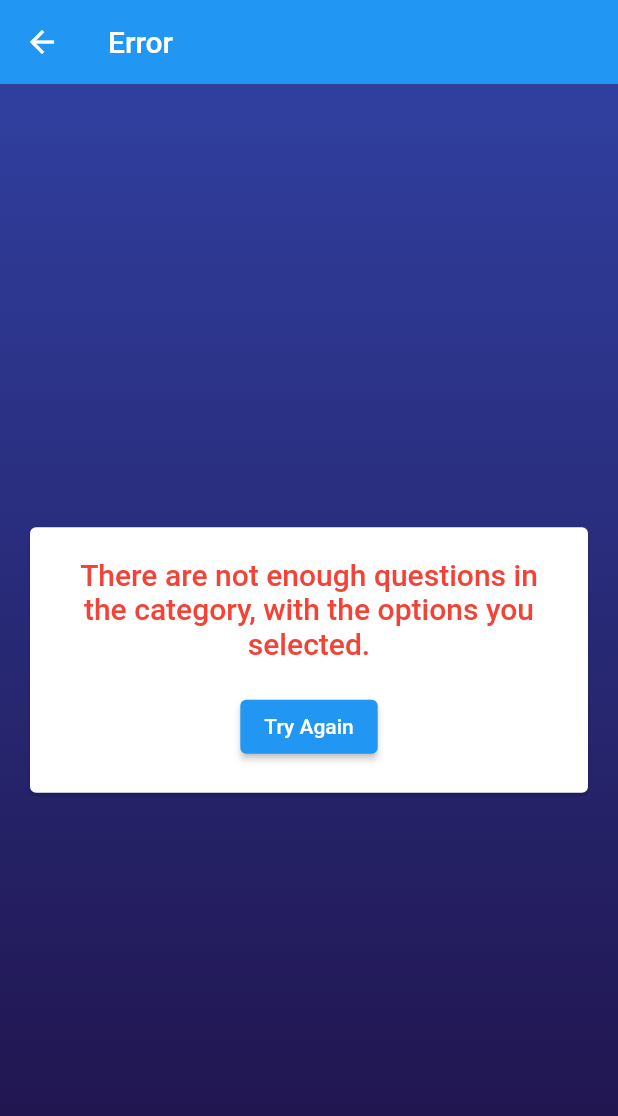
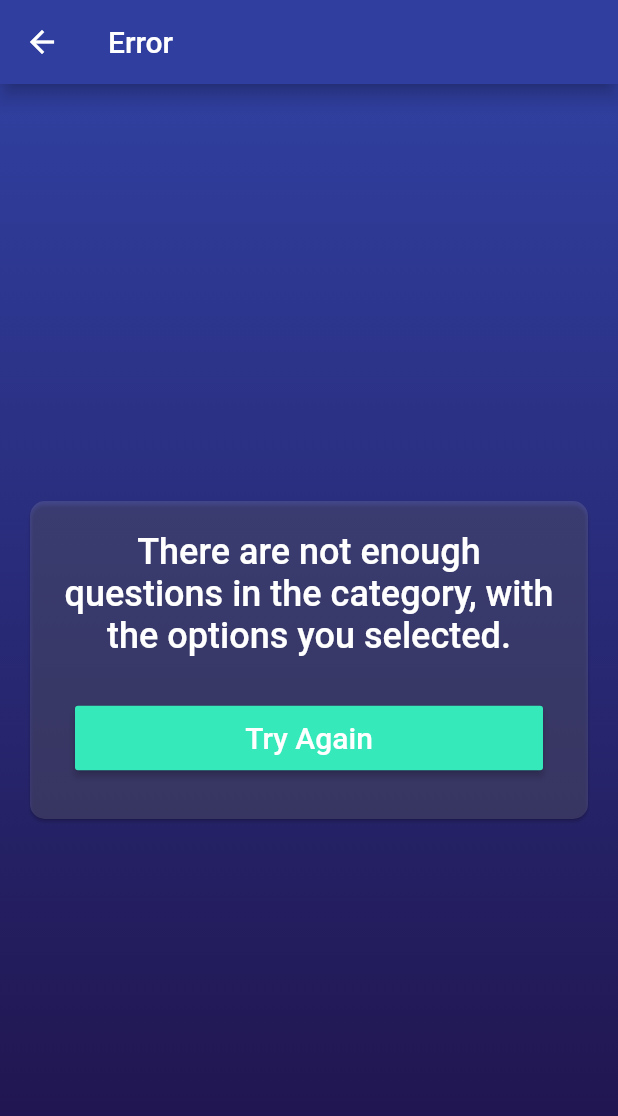
Before and after one commit to satyaroutray1/Quizapp, a Flutter app: the ErrorPage screen opened directly, on a phone screen of 412 x 824 dp. Shown: the top 1116 px of the screen. Run offline on Flutter 3.47's test engine with Material 2 defaults, Android fonts, the phone set to English and light mode, and no system bars; our stand-ins replace auto_size_text, circular_countdown_timer, double_back_to_close_app, flutter_custom_clippers, fluttertoast, font_awesome_flutter and 3 more; missing offline and left inert: loading_animations, progress_hud; project files that could hold a hidden picture were left out.

```diff
--- a/lib/view/pages/error.dart
+++ b/lib/view/pages/error.dart
@@ -1,4 +1,5 @@
 import 'package:flutter/material.dart';
+import 'package:opentrivia/view/widgets/button.dart';
 
 class ErrorPage extends StatelessWidget {
   final String message;
@@ -10,8 +11,9 @@ class ErrorPage extends StatelessWidget {
   Widget build(BuildContext context){
     return Scaffold(
       appBar: AppBar(
+        backgroundColor: Color(0xFF303F9F),
         title: Text('Error'),
-        elevation: 0,
+        elevation: 5,
       ),
       body: Container(
         height: double.infinity,
@@ -30,20 +32,25 @@ class ErrorPage extends StatelessWidget {
           padding: const EdgeInsets.all(16.0),
           child: Center(
             child: Card(
+              color: Colors.white12,
+              shape: RoundedRectangleBorder(
+
+                  borderRadius: BorderRadius.circular(10.0)
+              ),
               child: Padding(
                 padding: const EdgeInsets.all(20.0),
                 child: Column(
                   mainAxisSize: MainAxisSize.min,
                   children: <Widget>[
                     Text(message,textAlign: TextAlign.center,style: TextStyle(
-                      fontSize: 20.0,
+                      fontSize: Theme.of(context).textTheme.headline5.fontSize,
                       fontWeight: FontWeight.w500,
-                      color: Colors.red
+                      color: Colors.white
                     ),),
                     SizedBox(height: 20.0),
-                    ElevatedButton(
-                      child: Text("Try Again"),
-                      onPressed: ()=> Navigator.pop(context),
+                    myButton(
+                      function: ()=> Navigator.pop(context),
+                      buttonName: 'Try Again',
                     )
                   ],
                 ),
--- a/lib/view/pages/quiz_page.dart
+++ b/lib/view/pages/quiz_page.dart
@@ -187,7 +187,7 @@ class _QuizPageState extends State<QuizPage> with SingleTickerProviderStateMixin
               title: Text(widget.category.name, style: TextStyle(
                 color: Colors.white54,
               ),),
-              elevation: 0,
+              elevation: 5,
             ),
             body: Stack(
               children: <Widget>[
@@ -225,7 +225,7 @@ class _QuizPageState extends State<QuizPage> with SingleTickerProviderStateMixin
                                   ),),
 
                                   Text(animation.value.toString(), style: TextStyle(
-                                      fontSize: 20, fontWeight: FontWeight.bold, color: Color(0xff37E9BB)
+                                      fontSize: 20, fontWeight: FontWeight.bold, color: Color(0xff36E9BA)
                                   ),),
                                   Text("/10 ", style: TextStyle(
                                       fontSize: 18, color: Colors.white
--- a/pubspec.yaml
+++ b/pubspec.yaml
@@ -21,6 +21,7 @@ dependencies:
   syncfusion_flutter_gauges: ^18.4.39
   progress_hud: ^1.1.0
   double_back_to_close_app: ^2.0.1
+  loading_animations: ^2.1.0
 dev_dependencies:
   flutter_test:
     sdk: flutter
```
Also changed, not shown: lib/view/pages/home.dart (+7 -27 lines), pubspec.lock, 1 other file.
